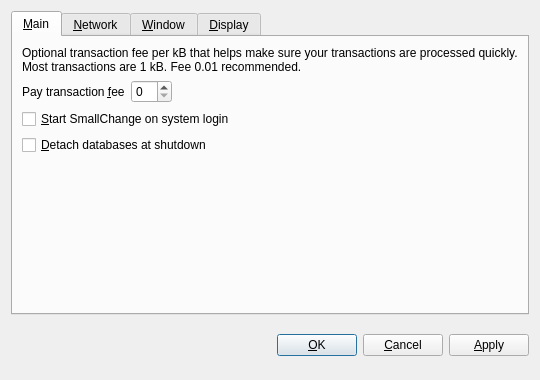
This is src/qt/forms/optionsdialog.ui in Credit-Currency/kryptonite as Qt 5 draws it before an edit. The edited form follows.
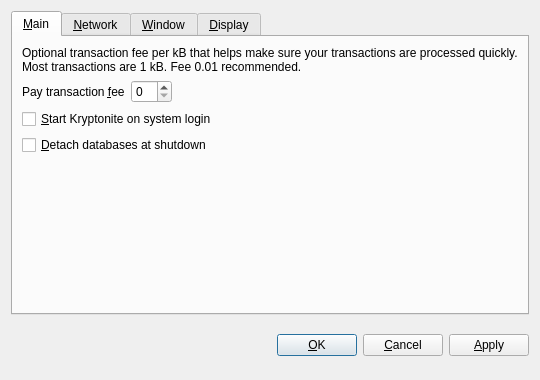
This is the edited form. The open tabs and pages were chosen to show the change. Custom widgets are drawn as their Qt base class.

What changed in the file:
```diff
--- a/src/qt/forms/optionsdialog.ui
+++ b/src/qt/forms/optionsdialog.ui
@@ -82,7 +82,7 @@
           <string>Automatically start SmallChange after logging in to the system.</string>
          </property>
          <property name="text">
-          <string>&amp;Start SmallChange on system login</string>
+          <string>&amp;Start Kryptonite on system login</string>
          </property>
         </widget>
        </item>
```
Left out of the diff: 10 changed lines with no effect on the pictures.
